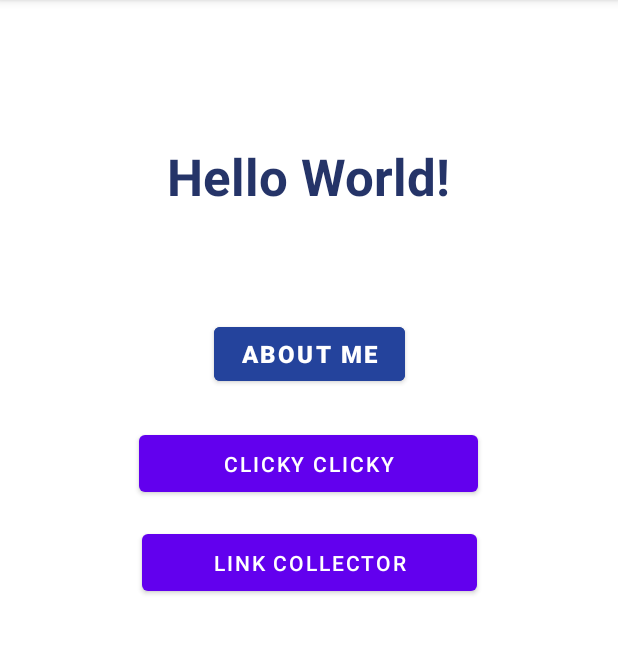
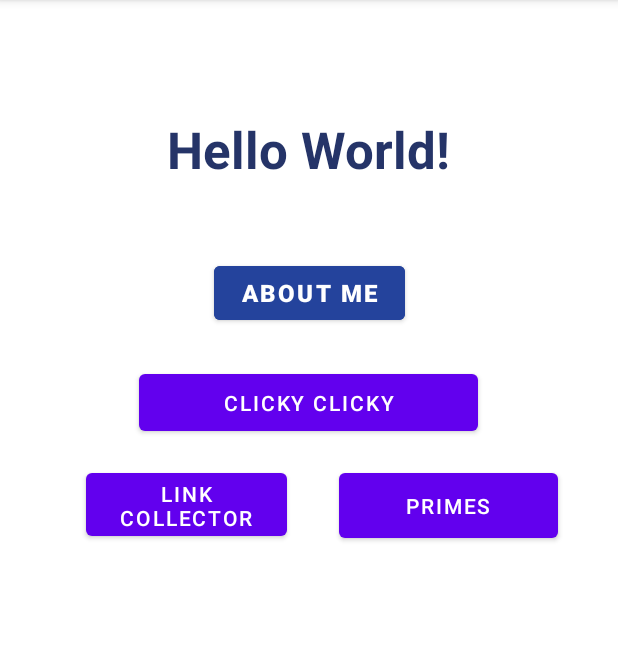
Before and after one commit to shambhavik14/Android-Development, an Android app: the screen it shows after launch (MainActivity), on a phone screen of 412 x 824 dp, the part 84-738 px from its top. Run offline under Robolectric (Android 15) with nearby library versions, the phone set to English and light mode, and no system bars; Roboto replaces fonts that are not available here.

Commit message:
adding new activity

```diff
--- a/app/src/main/java/edu/northeastern/numad23sp_shambhavikul/MainActivity.java
+++ b/app/src/main/java/edu/northeastern/numad23sp_shambhavikul/MainActivity.java
@@ -44,5 +44,14 @@ public class MainActivity extends AppCompatActivity {
                 startActivity(intent);
             }
         });
+
+        Button btn4 = (Button) findViewById(R.id.btnPrime);
+        btn4.setOnClickListener(new View.OnClickListener() {
+            @Override
+            public void onClick(View v) {
+                Intent intent = new Intent(MainActivity.this, FindPrime.class);
+                startActivity(intent);
+            }
+        });
     }
 }
--- a/app/src/main/res/layout/activity_main.xml
+++ b/app/src/main/res/layout/activity_main.xml
@@ -41,7 +41,7 @@
         app:layout_constraintEnd_toEndOf="parent"
         app:layout_constraintStart_toStartOf="parent"
         app:layout_constraintTop_toTopOf="@+id/guideline3"
-        app:layout_constraintVertical_bias="0.319"
+        app:layout_constraintVertical_bias="0.245"
         tools:ignore="MissingConstraints" />
 
     <Button
@@ -71,12 +71,25 @@
 
     <Button
         android:id="@+id/btnlink"
-        android:layout_width="223dp"
-        android:layout_height="50dp"
+        android:layout_width="134dp"
+        android:layout_height="54dp"
         android:layout_marginTop="16dp"
         android:text="Link Collector"
         app:layout_constraintEnd_toEndOf="parent"
+        app:layout_constraintHorizontal_bias="0.169"
         app:layout_constraintStart_toStartOf="parent"
+        app:layout_constraintTop_toBottomOf="@+id/clickybtn" />
+
+    <Button
+        android:id="@+id/btnPrime"
+        android:layout_width="146dp"
+        android:layout_height="55dp"
+        android:layout_marginTop="16dp"
+        android:layout_marginEnd="16dp"
+        android:text="Primes"
+        app:layout_constraintEnd_toEndOf="parent"
+        app:layout_constraintHorizontal_bias="0.808"
+        app:layout_constraintStart_toEndOf="@+id/btnlink"
         app:layout_constraintTop_toBottomOf="@+id/clickybtn" />
 
 
```
Also changed, not shown: app/src/main/AndroidManifest.xml (+7 -0 lines), app/src/main/java/edu/northeastern/numad23sp_shambhavikul/FindPrime.java (added, +14 -0 lines), app/src/main/res/layout/activity_find_prime.xml (added, +55 -0 lines), 1 other file.
